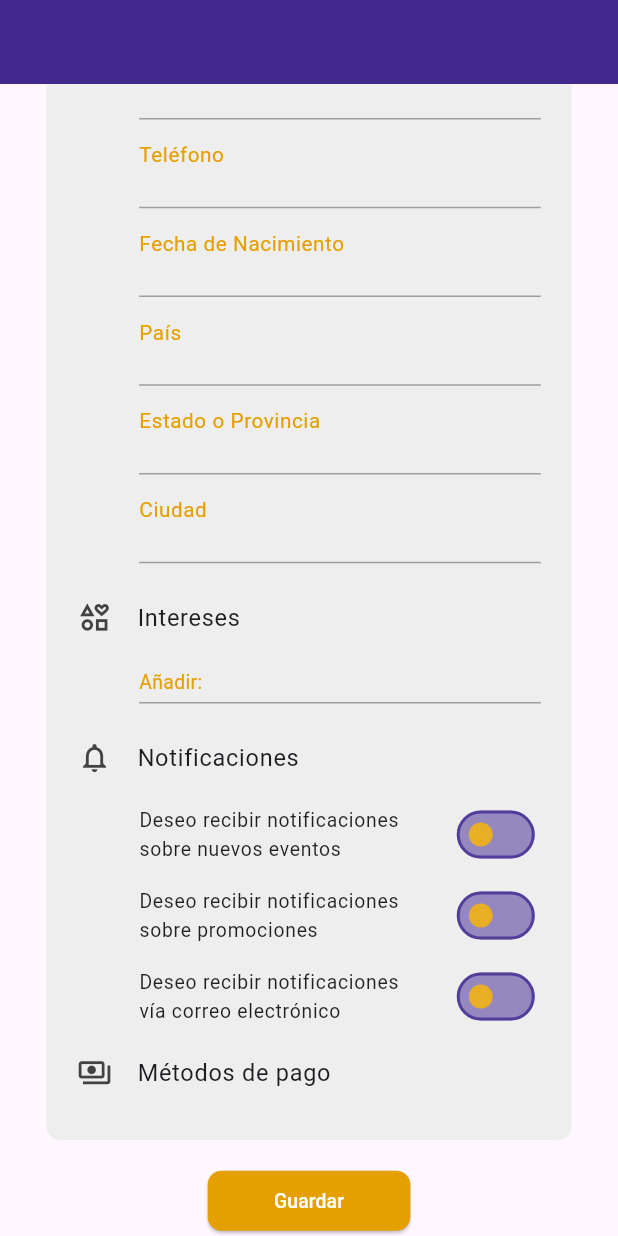
After one commit to fxgonzalez5/viva_city, a Flutter app: the EditProfileScreen screen opened by its route, scrolled down 363 dp, after a tap on "Deseo recibir notificaciones sobre nuevo", on a phone screen of 412 x 824 dp. The commit adds this screen. Run offline on Flutter 3.47's test engine with Material 3 defaults, Android fonts, the phone set to English and light mode, and no system bars; our stand-ins replace carousel_slider, cloud_firestore, firebase_auth, firebase_core, go_router, intl_phone_number_input and 1 more; accounts and stored records are empty.

Commit message:
EditProfileScreen terminada

```diff
--- a/lib/config/router/app_router.dart
+++ b/lib/config/router/app_router.dart
@@ -76,5 +76,11 @@ final appRouter = GoRouter(
       name: ProfileScreen.name,
       builder: (context, state) => const ProfileScreen(),
     ),
+
+    GoRoute(
+      path: '/edit_profile',
+      name: EditProfileScreen.name,
+      builder: (context, state) => const EditProfileScreen(),
+    ),
   ],
 );
--- a/lib/config/theme/app_theme.dart
+++ b/lib/config/theme/app_theme.dart
@@ -41,6 +41,7 @@ class AppTheme {
       isDense: true,
       filled: true,
       fillColor: Colors.white24,
+      floatingLabelBehavior: FloatingLabelBehavior.always,
       enabledBorder: UnderlineInputBorder(
         borderRadius: BorderRadius.all(Radius.circular(Responsive(context).ip(0.75))),
         borderSide: BorderSide.none
@@ -50,6 +51,7 @@ class AppTheme {
         borderSide: BorderSide.none
       ),
       prefixIconColor: Colors.white,
+      labelStyle: TextStyle(color: secondary, fontSize: Responsive(context).ip(2), height: 1),
       hintStyle: const TextStyle(color: Colors.white, fontWeight: FontWeight.w400),
       suffixIconColor: Colors.white,
       errorBorder: UnderlineInputBorder(
@@ -105,6 +107,12 @@ class AppTheme {
       childrenPadding: EdgeInsets.only(left: Responsive(context).wp(10))
     ),
 
+    switchTheme: SwitchThemeData(
+      thumbColor: MaterialStatePropertyAll(secondary.withOpacity(0.85)),
+      trackOutlineColor: MaterialStatePropertyAll(primary.withOpacity(0.75)),
+      trackColor: MaterialStatePropertyAll(primary.withOpacity(0.5)),
+    ),
+
     dividerTheme: DividerThemeData(
       space: Responsive(context).hp(0.5),
       thickness: Responsive(context).hp(0.1),
--- /dev/null
+++ b/lib/presentation/screens/profile/edit_profile_screen.dart
@@ -0,0 +1,366 @@
+import 'package:flutter/material.dart';
+import 'package:go_router/go_router.dart';
+import 'package:provider/provider.dart';
+import 'package:viva_city/config/theme/responsive.dart';
+import 'package:viva_city/presentation/providers/providers.dart';
+import 'package:viva_city/presentation/widgets/widgets.dart';
+
+
+class EditProfileScreen extends StatelessWidget {
+  static const String name = 'edit_profile_screen';
+
+  const EditProfileScreen({super.key});
+
+  @override
+  Widget build(BuildContext context) {
+    final responsive = Responsive(context);
+    final colors = Theme.of(context).colorScheme;
+    final texts = Theme.of(context).textTheme;
+
+    return Scaffold(
+      appBar: AppBar(),
+      body: SingleChildScrollView(
+        padding: EdgeInsets.symmetric(horizontal: responsive.wp(7.5)),
+        child: Center(
+          child: Column(
+            children: [
+              Padding(
+                padding: EdgeInsets.symmetric(vertical: responsive.hp(2)),
+                child: Text('Editar Perfil', style: texts.headlineSmall),
+              ),
+              Container(
+                width: double.infinity,
+                padding: EdgeInsets.all(responsive.wp(5)),
+                decoration: _buildBoxDecoration(responsive),
+                child: const _ProfileForm(),
+              ),
+              SizedBox(height: responsive.hp(2)),
+              Center(
+                child: ElevatedButton(
+                  style: ButtonStyle(backgroundColor: MaterialStatePropertyAll(colors.secondary)),
+                  onPressed: () => context.pushNamed(EditProfileScreen.name),
+                  child: Padding(
+                    padding: EdgeInsets.symmetric(horizontal: responsive.wp(4)),
+                    child: Text('Guardar', style: TextStyle(fontSize: responsive.ip(1.4))),
+                  )
+                ),
+              )
+            ],
+          ),
+        ),
+      ),
+    );
+  }
+
+  BoxDecoration _buildBoxDecoration(Responsive responsive) {
+    return BoxDecoration(
+      color: Colors.grey.shade200,
+      borderRadius: BorderRadius.circular(responsive.ip(1))
+    );
+  }
+}
+
+class _ProfileForm extends StatelessWidget {
+  const _ProfileForm();
+
+  @override
+  Widget build(BuildContext context) {
+    final responsive = Responsive(context);
+    final colors = Theme.of(context).colorScheme;
+    final userProvider = context.watch<ProfileProvider>();
+
+    return Form(
+      child: Column(
+        children: [
+          CustomCircleAvatar(
+            imagePath: userProvider.user?.photoUrl,
+            radius: responsive.wp(25)
+          ),
+          CustomTextButton(
+            text: 'Cambiar foto',
+            color: colors.secondary,
+            onPressed: () {
+              // TODO: Abrir la galeria y guardar la foto que elija en la bd
+            }
+          ),
+          const _PersonalData(),
+          const _Interests(),
+          const _Notifications(),
+          CustomListTile(
+            icon: Icons.payments_outlined,
+            iconColor: Colors.grey.shade800,
+            label: 'Métodos de pago',
+            labelStyle: TextStyle(fontSize: responsive.ip(1.7)),
+          ),
+        ],
+      ),
+    );
+  }
+}
+
+class _Notifications extends StatelessWidget {
+  const _Notifications();
+
+  @override
+  Widget build(BuildContext context) {
+    final responsive = Responsive(context);
+    final userProvider = context.watch<ProfileProvider>();
+    final textStyle = TextStyle(color: Colors.black87, fontSize: responsive.ip(1.4));
+
+    return Column(
+      children: [
+        CustomListTile(
+          icon: Icons.notifications_outlined,
+          iconColor: Colors.grey.shade800,
+          label: 'Notificaciones',
+          labelStyle: TextStyle(fontSize: responsive.ip(1.7)),
+        ),
+        Padding(
+          padding: EdgeInsets.only(left: responsive.wp(10)),
+          child: Column(
+            children: [
+              SwitchListTile(
+                title: Text('Deseo recibir notificaciones sobre nuevos eventos', style: textStyle),
+                value: userProvider.user?.eventNotification ?? false,
+                onChanged: (value) {
+                  // TODO: Guardar el cambio del switch
+                }
+              ),
+              SwitchListTile(
+                title: Text('Deseo recibir notificaciones sobre promociones', style: textStyle),
+                value: userProvider.user?.promotionsNotification ?? false,
+                onChanged: (value) {
+                  // TODO: Guardar el cambio del switch
+                }
+              ),
+              SwitchListTile(
+                title: Text('Deseo recibir notificaciones vía correo electrónico', style: textStyle),
+                value: userProvider.user?.emailNotification ?? false,
+                onChanged: (value) {
+                  // TODO: Guardar el cambio del switch
+                }
+              ),
+            ],
+          ),
+        ),
+      ],
+    );
+  }
+}
+
+class _Interests extends StatelessWidget {
+  const _Interests();
+
+  @override
+  Widget build(BuildContext context) {
+    final responsive = Responsive(context);
+    final colors = Theme.of(context).colorScheme;
+    final userProvider = context.watch<ProfileProvider>();
+
+    return Column(
+      children: [
+        CustomListTile(
+          icon: Icons.interests_outlined,
+          iconColor: Colors.grey.shade800,
+          label: 'Intereses',
+          labelStyle: TextStyle(fontSize: responsive.ip(1.7)),
+        ),
+        SizedBox(height: responsive.hp(0.5)),
+        Padding(
+          padding: EdgeInsets.only(left: responsive.wp(10)),
+          child: Wrap(
+            alignment: WrapAlignment.center,
+            children: userProvider.user?.interests.map(
+              (interest) => Card(
+                color: Colors.grey.shade400,
+                child: Padding(
+                  padding: EdgeInsets.only(left: responsive.wp(2)),
+                  child: Row(
+                    mainAxisSize: MainAxisSize.min,
+                    children: [
+                      Text(interest, style: TextStyle(color: Colors.black87, fontSize: responsive.ip(1.4))),
+                      IconButton(
+                        visualDensity: VisualDensity.comfortable,
+                        icon: const Icon(Icons.clear),
+                        onPressed: () {
+                          // TODO: Quitar de la lista
+                        },
+                      )
+                    ],
+                  ),
+                ),
+              ),
+            ).toList()
+            ??
+            []
+          ),
+        ),
+         _CustomTextFormField(
+          prefix: Text('Añadir: ', style: TextStyle(color: colors.secondary, fontSize: responsive.ip(1.4)),),
+          onFieldSubmitted: (value) {
+            // TODO: Agregar a la lista de intereses
+          },
+        ),
+      ],
+    );
+  }
+}
+
+class _PersonalData extends StatelessWidget {
+  const _PersonalData();
+
+  @override
+  Widget build(BuildContext context) {
+    final responsive = Responsive(context);
+    final userProvider = context.watch<ProfileProvider>();
+
+    return Column(
+      children: [
+        CustomListTile(
+          icon: Icons.badge_outlined,
+          iconColor: Colors.grey.shade800,
+          label: 'Datos personales',
+          labelStyle: TextStyle(fontSize: responsive.ip(1.7)),
+        ),
+        SizedBox(height: responsive.hp(0.5)),
+        _CustomTextFormField(
+          label: 'Nombre de usuario',
+          initialValue: userProvider.user?.name,
+          keyboardType: TextInputType.name,
+          onChanged: (value) {
+            // TODO: Almacenar el valor en una variable
+          },
+          validator: (value) {
+            // TODO: Validar el campo
+          },
+        ),
+        _CustomTextFormField(
+          readOnly: true,
+          label: 'Correo electrónico',
+          initialValue: userProvider.user?.email,
+        ),
+        _CustomTextFormField(
+          label: 'Teléfono',
+          initialValue: userProvider.user?.phone,
+          keyboardType: TextInputType.phone,
+          onChanged: (value) {
+            // TODO: Almacenar el valor en una variable
+          },
+          validator: (value) {
+            // TODO: Validar el campo
+          },
+        ),
+        _CustomTextFormField(
+          readOnly: true,
+          label: 'Fecha de Nacimiento',
+          initialValue: userProvider.user?.birthdate,
+          onTap: () {
+            // TODO: Abrir el calendario para que seleccione la fecha
+          },
+          onChanged: (value) {
+            // TODO: Almacenar el valor seleccionado en el calendario
+          },
+        ),
+        _CustomTextFormField(
+          label: 'País',
+          initialValue: userProvider.user?.country,
+          onChanged: (value) {
+            // TODO: Almacenar el valor seleccionado en el calendario
+          },
+          validator: (value) {
+            // TODO: Validar el campo
+          },
+        ),
+        _CustomTextFormField(
+          readOnly: true,
+          label: 'Estado o Provincia',
+          initialValue: userProvider.user?.province,
+          onChanged: (value) {
+            // TODO: Almacenar el valor seleccionado en el calendario
+          },
+          validator: (value) {
+            // TODO: Validar el campo
+          },
+          onTap: () {
+            // TODO: Mostrar un snackbar
+          },
+        ),
+        _CustomTextFormField(
+          readOnly: true,
+          label: 'Ciudad',
+          initialValue: userProvider.user?.city,
+          onChanged: (value) {
+            // TODO: Almacenar el valor seleccionado en el calendario
+          },
+          validator: (value) {
+            // TODO: Validar el campo
+          },
+          onTap: () {
+            // TODO: Mostrar un snackbar
+            print('object');
+          },
+        ),
+      ],
+    );
+  }
+}
+
+class _CustomTextFormField extends StatelessWidget {
+  final Widget? prefix;
+  final String? label;
+  final String? initialValue;
+  final bool readOnly;
+  final TextInputType? keyboardType;
+  final String? Function(String?)? validator;
+  final Function(String)? onChanged;
+  final Function(String)? onFieldSubmitted;
+  final VoidCallback? onTap;
+
+  const _CustomTextFormField({
+    this.prefix,
+    this.label,
+    this.initialValue,
+    this.readOnly = false,
+    this.keyboardType,
+    this.validator,
+    this.onChanged,
+    this.onFieldSubmitted,
+    this.onTap
+    });
+
+  @override
+  Widget build(BuildContext context) {
+    final responsive = Responsive(context);
+
+    return Padding(
+      padding: EdgeInsets.only(left: responsive.wp(10), bottom: responsive.hp(1.5)),
+      child: SizedBox(
+        child: TextFormField(
+          initialValue: initialValue,
+          style: TextStyle(color: Colors.black87, fontSize: responsive.ip(1.5)),
+          autocorrect: false,
+          readOnly: readOnly,
+          keyboardType: keyboardType,
+          textAlignVertical: TextAlignVertical.bottom,
+          textCapitalization: keyboardType == TextInputType.name ? TextCapitalization.words : TextCapitalization.none,
+          decoration: InputDecoration(
+            filled: false,
+            enabledBorder: const UnderlineInputBorder(
+              borderSide: BorderSide(color: Colors.grey)
+            ),
+            focusedBorder: const UnderlineInputBorder(
+              borderSide: BorderSide(color: Colors.grey)
+            ),
+            prefixIconConstraints: const BoxConstraints(maxHeight: double.maxFinite),
+            prefixIcon: prefix,
+            labelText: label,
+          ),
+          validator: validator,
+          onChanged: onChanged,
+          onFieldSubmitted: onFieldSubmitted,
+          onTap: onTap,
+        ),
+      ),
+    );
+  }
+}
--- a/lib/presentation/screens/profile/profile_screen.dart
+++ b/lib/presentation/screens/profile/profile_screen.dart
@@ -3,6 +3,7 @@ import 'package:go_router/go_router.dart';
 import 'package:provider/provider.dart';
 import 'package:viva_city/config/theme/responsive.dart';
 import 'package:viva_city/presentation/providers/providers.dart';
+import 'package:viva_city/presentation/screens/screens.dart';
 import 'package:viva_city/presentation/widgets/widgets.dart';
 
 
@@ -56,7 +57,7 @@ class _Information extends StatelessWidget {
           children: [
             _CustomListTile(title: 'Correo electrónico', subtitle: profileProvider.user!.email),
             _CustomListTile(title: 'Teléfono', subtitle: profileProvider.user!.phone),
-            _CustomListTile(title: 'Fecha de cumpleaños', subtitle: profileProvider.user!.birthdate ?? ''),
+            _CustomListTile(title: 'Fecha de cumpleaños', subtitle: profileProvider.user!.birthdate),
           ],
         ),
         _CustomExpansionTile(
@@ -121,7 +122,7 @@ class _Information extends StatelessWidget {
         Center(
           child: ElevatedButton(
             style: ButtonStyle(backgroundColor: MaterialStatePropertyAll(colors.secondary)),
-            onPressed: () => context.pushNamed(''),
+            onPressed: () => context.pushNamed(EditProfileScreen.name),
             child: Padding(
               padding: EdgeInsets.symmetric(horizontal: responsive.wp(4)),
               child: Text('Editar', style: TextStyle(fontSize: responsive.ip(1.4))),
@@ -135,11 +136,11 @@ class _Information extends StatelessWidget {
 
 class _CustomListTile extends StatelessWidget {
   final String title;
-  final String subtitle;
+  final String? subtitle;
 
   const _CustomListTile({
     required this.title,
-    required this.subtitle
+    this.subtitle
   });
 
   @override
@@ -151,8 +152,8 @@ class _CustomListTile extends StatelessWidget {
       children: [
         ListTile(
           visualDensity: VisualDensity.compact,
-          title: Text(title, style: TextStyle(color: subtitle != '' ? colors.secondary : Colors.grey, fontSize: responsive.ip(1.5))),
-          subtitle: Text(subtitle, style: TextStyle(color: Colors.black54, fontSize: responsive.ip(1.4))),
+          title: Text(title, style: TextStyle(color: colors.secondary, fontSize: responsive.ip(1.5))),
+          subtitle: Text(subtitle ?? '', style: TextStyle(color: Colors.black54, fontSize: responsive.ip(1.4))),
         ),
         LineDivider(
           height: responsive.hp(0.05),
@@ -259,6 +260,7 @@ class _UserCard extends StatelessWidget {
     final responsive = Responsive(context);
     final texts = Theme.of(context).textTheme;
     final userProvider = context.read<ProfileProvider>();
+    final residence = userProvider.user!.city != null ? '${userProvider.user!.city}, ${userProvider.user!.province}, ${userProvider.user!.country}' : 'Residencia desconocida';
 
     return Container(
       padding: EdgeInsets.symmetric(vertical: responsive.hp(2.5), horizontal: responsive.wp(6)),
@@ -278,7 +280,7 @@ class _UserCard extends StatelessWidget {
               crossAxisAlignment: CrossAxisAlignment.start,
               children: [
                 Text(userProvider.user!.name, style: texts.headlineSmall!.copyWith(color: Colors.black),),
-                Text('Loja, Loja, Ecuador', style: texts.titleMedium!.copyWith(color: Colors.grey, fontWeight: FontWeight.normal),),
+                Text(residence, style: texts.titleMedium!.copyWith(color: Colors.grey, fontWeight: FontWeight.normal),),
               ],
             ),
           )
--- a/lib/presentation/screens/screens.dart
+++ b/lib/presentation/screens/screens.dart
@@ -1,3 +1,4 @@
+export 'package:viva_city/presentation/screens/profile/edit_profile_screen.dart';
 export 'package:viva_city/presentation/screens/profile/profile_screen.dart';
 export 'package:viva_city/presentation/screens/favorites/favorities_screen.dart';
 export 'package:viva_city/presentation/screens/category/sub_category_screen.dart';
--- a/lib/presentation/widgets/custom_text_button.dart
+++ b/lib/presentation/widgets/custom_text_button.dart
@@ -21,7 +21,8 @@ class CustomTextButton extends StatelessWidget {
     return TextButton(
       style: const ButtonStyle(
         visualDensity: VisualDensity.compact,
-        splashFactory: NoSplash.splashFactory
+        splashFactory: NoSplash.splashFactory,
+        overlayColor: MaterialStatePropertyAll(Colors.transparent)
       ),
       onPressed: onPressed,
       child: Text(text, style: TextStyle(color: color, fontSize: responsive.ip(1.5), fontWeight: FontWeight.w400),),
--- a/pubspec.yaml
+++ b/pubspec.yaml
@@ -30,6 +30,7 @@ environment:
 dependencies:
   carousel_slider: ^4.2.1
   cloud_firestore: ^4.13.6
+  country_state_city: ^0.1.6
   cupertino_icons: ^1.0.2
   firebase_auth: ^4.15.3
   firebase_core: ^2.24.2
@@ -70,9 +71,9 @@ flutter:
   # list giving the asset and other descriptors for the font. For
   # example:
   fonts:
-    - family:  CustomIcons
+    - family: CustomIcons
       fonts:
-       - asset: assets/fonts/CustomIcons.ttf
+        - asset: assets/fonts/CustomIcons.ttf
   # fonts:
   #   - family: Schyler
   #     fonts:
```
Also changed, not shown: pubspec.lock.
